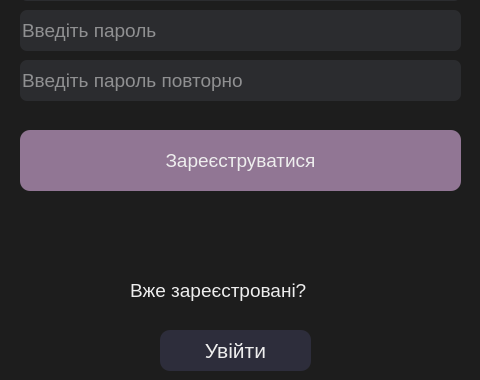
First picture: the form in createaccount.ui, repository One-Touch-Organization/Login-screen, before the edit; both pictures show x 0 to 480 and y 240 to 620 of the 480 by 620 pixel window.
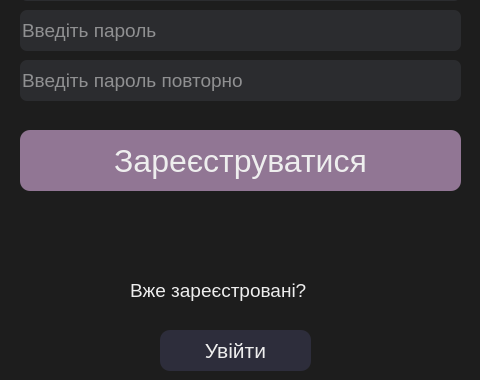
Second picture: the form after the edit.

What changed in the file:
```diff
--- a/createaccount.ui
+++ b/createaccount.ui
@@ -46,11 +46,18 @@
     </rect>
    </property>
    <property name="styleSheet">
-    <string notr="true">background-color: rgb(145, 118, 148);
-color: rgb(238, 238, 238);
-font-size:14pt;
-border-radius: 10px;
-</string>
+    <string notr="true">QPushButton {
+	background-color: rgb(145, 118, 148);
+	color: rgb(238, 238, 238);
+	font-size:24pt;
+	border-radius: 10px;
+}
+QPushButton:hover{
+    background-color: rgb(50, 130, 148);
+}
+QPushButton:pressed{
+    background-color: rgb(145, 118, 148);
+}</string>
    </property>
    <property name="text">
     <string>Зареєструватися</string>
```
Left out of the diff: 18 changed lines with no effect on the pictures.
